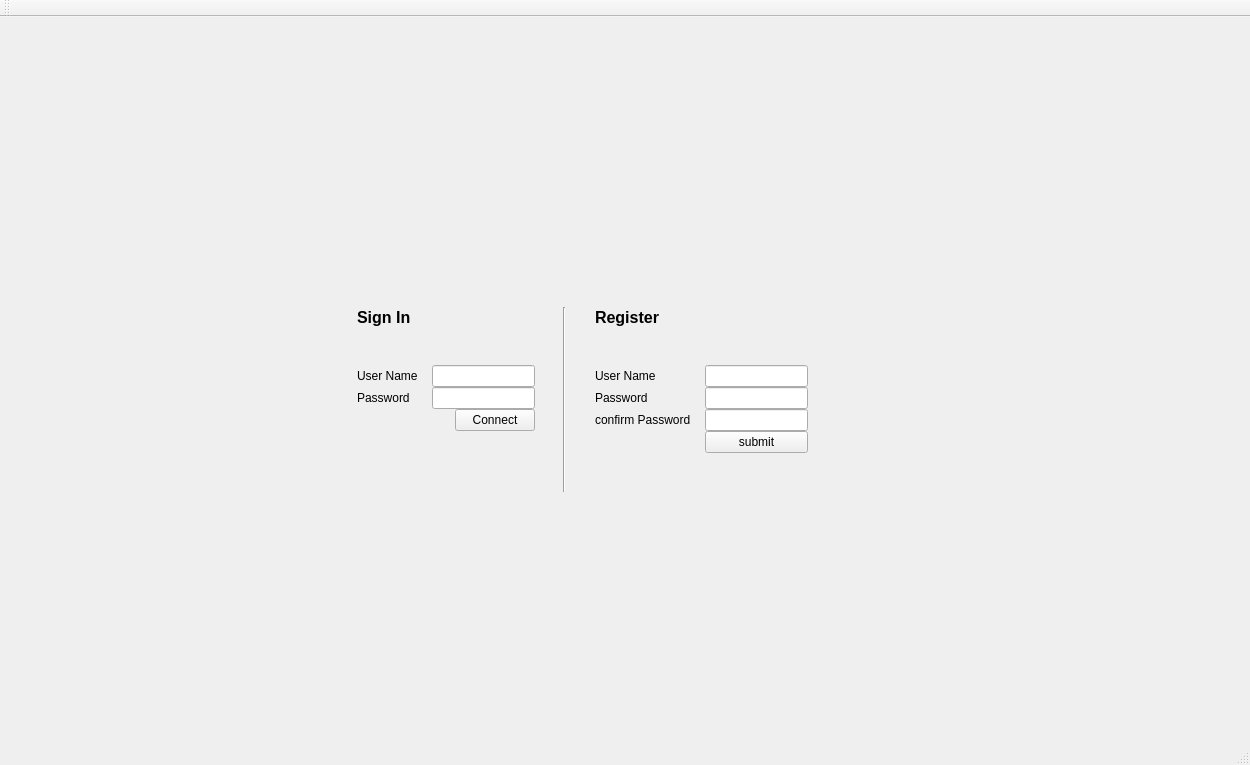
The window that mainwindow.ui (theshadowx/qtphotomanager) describes before a commit, drawn with Qt 5.
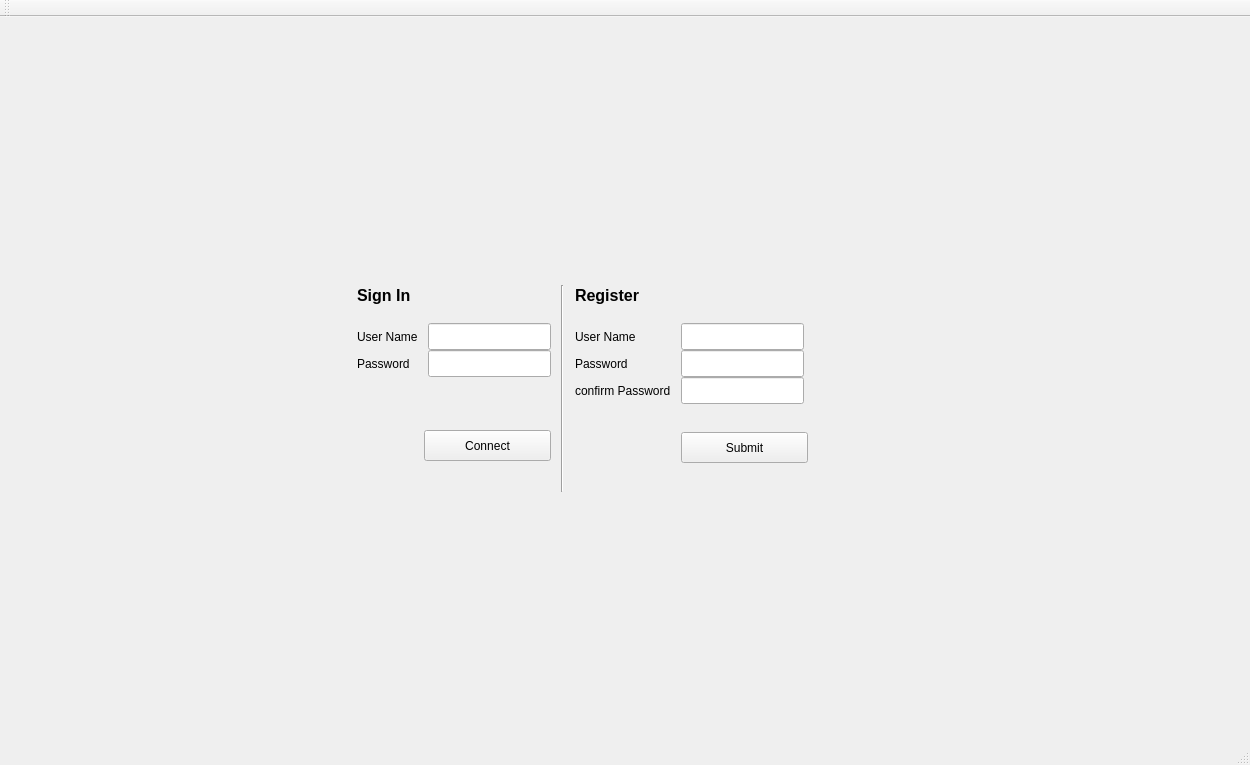
The same window after the commit.

The edit to the form file:
```diff
--- a/mainwindow.ui
+++ b/mainwindow.ui
@@ -13,6 +13,9 @@
   <property name="windowTitle">
    <string>MainWindow</string>
   </property>
+  <property name="styleSheet">
+   <string notr="true"/>
+  </property>
   <widget class="QWidget" name="centralWidget">
    <widget class="QWidget" name="connectionWidget" native="true">
     <property name="enabled">
@@ -152,6 +155,24 @@
            </property>
            <item row="0" column="2">
             <widget class="QLineEdit" name="userNameEdit">
+             <property name="sizePolicy">
+              <sizepolicy hsizetype="Fixed" vsizetype="Fixed">
+               <horstretch>0</horstretch>
+               <verstretch>0</verstretch>
+              </sizepolicy>
+             </property>
+             <property name="minimumSize">
+              <size>
+               <width>123</width>
+               <height>27</height>
+              </size>
+             </property>
+             <property name="maximumSize">
+              <size>
+               <width>123</width>
+               <height>27</height>
+              </size>
+             </property>
              <property name="alignment">
               <set>Qt::AlignJustify|Qt::AlignVCenter</set>
              </property>
@@ -159,6 +180,24 @@
            </item>
            <item row="1" column="2">
             <widget class="QLineEdit" name="passwordEdit">
+             <property name="sizePolicy">
+              <sizepolicy hsizetype="Fixed" vsizetype="Fixed">
+               <horstretch>0</horstretch>
+               <verstretch>0</verstretch>
+              </sizepolicy>
+             </property>
+             <property name="minimumSize">
+              <size>
+               <width>123</width>
+               <height>27</height>
+              </size>
+             </property>
+             <property name="maximumSize">
+              <size>
+               <width>123</width>
+               <height>27</height>
+              </size>
+             </property>
              <property name="autoFillBackground">
               <bool>false</bool>
              </property>
@@ -206,7 +245,33 @@
              </property>
              <property name="sizeHint" stdset="0">
               <size>
+               <width>15</width>
+               <height>20</height>
+              </size>
+             </property>
+            </spacer>
+           </item>
+           <item row="2" column="2">
+            <spacer name="verticalSpacer_6">
+             <property name="orientation">
+              <enum>Qt::Vertical</enum>
+             </property>
+             <property name="sizeHint" stdset="0">
+              <size>
                <width>20</width>
+               <height>62</height>
+              </size>
+             </property>
+            </spacer>
+           </item>
+           <item row="1" column="1">
+            <spacer name="horizontalSpacer_6">
+             <property name="orientation">
+              <enum>Qt::Horizontal</enum>
+             </property>
+             <property name="sizeHint" stdset="0">
+              <size>
+               <width>40</width>
                <height>20</height>
               </size>
              </property>
@@ -224,9 +289,12 @@
              <property name="orientation">
               <enum>Qt::Horizontal</enum>
              </property>
+             <property name="sizeType">
+              <enum>QSizePolicy::Expanding</enum>
+             </property>
              <property name="sizeHint" stdset="0">
               <size>
-               <width>40</width>
+               <width>70</width>
                <height>20</height>
               </size>
              </property>
@@ -234,6 +302,24 @@
            </item>
            <item>
             <widget class="QPushButton" name="connectButton">
+             <property name="sizePolicy">
+              <sizepolicy hsizetype="Fixed" vsizetype="Fixed">
+               <horstretch>0</horstretch>
+               <verstretch>0</verstretch>
+              </sizepolicy>
+             </property>
+             <property name="minimumSize">
+              <size>
+               <width>127</width>
+               <height>31</height>
+              </size>
+             </property>
+             <property name="maximumSize">
+              <size>
+               <width>127</width>
+               <height>31</height>
+              </size>
+             </property>
              <property name="text">
               <string>Connect</string>
              </property>
@@ -269,7 +355,26 @@
           </widget>
          </item>
          <item row="0" column="2">
-          <widget class="QLineEdit" name="usrCnEdit"/>
+          <widget class="QLineEdit" name="usrCnEdit">
+           <property name="sizePolicy">
+            <sizepolicy hsizetype="Fixed" vsizetype="Fixed">
+             <horstretch>0</horstretch>
+             <verstretch>0</verstretch>
+            </sizepolicy>
+           </property>
+           <property name="minimumSize">
+            <size>
+             <width>123</width>
+             <height>27</height>
+            </size>
+           </property>
+           <property name="maximumSize">
+            <size>
+             <width>123</width>
+             <height>27</height>
+            </size>
+           </property>
+          </widget>
          </item>
          <item row="1" column="0">
           <widget class="QLabel" name="pwCnCfLabel">
@@ -280,6 +385,24 @@
          </item>
          <item row="1" column="2">
           <widget class="QLineEdit" name="pwCnEdit">
+           <property name="sizePolicy">
+            <sizepolicy hsizetype="Fixed" vsizetype="Fixed">
+             <horstretch>0</horstretch>
+             <verstretch>0</verstretch>
+            </sizepolicy>
+           </property>
+           <property name="minimumSize">
+            <size>
+             <width>123</width>
+             <height>27</height>
+            </size>
+           </property>
+           <property name="maximumSize">
+            <size>
+             <width>123</width>
+             <height>27</height>
+            </size>
+           </property>
            <property name="echoMode">
             <enum>QLineEdit::Password</enum>
            </property>
@@ -294,39 +417,88 @@
          </item>
          <item row="2" column="2">
           <widget class="QLineEdit" name="pwCfCnEdit">
+           <property name="sizePolicy">
+            <sizepolicy hsizetype="Maximum" vsizetype="Fixed">
+             <horstretch>0</horstretch>
+             <verstretch>0</verstretch>
+            </sizepolicy>
+           </property>
+           <property name="minimumSize">
+            <size>
+             <width>123</width>
+             <height>27</height>
+            </size>
+           </property>
+           <property name="maximumSize">
+            <size>
+             <width>123</width>
+             <height>27</height>
+            </size>
+           </property>
            <property name="echoMode">
             <enum>QLineEdit::Password</enum>
            </property>
           </widget>
          </item>
+         <item row="6" column="2">
+          <spacer name="verticalSpacer_4">
+           <property name="orientation">
+            <enum>Qt::Vertical</enum>
+           </property>
+           <property name="sizeHint" stdset="0">
+            <size>
+             <width>20</width>
+             <height>40</height>
+            </size>
+           </property>
+          </spacer>
+         </item>
          <item row="3" column="2">
+          <spacer name="verticalSpacer_7">
+           <property name="orientation">
+            <enum>Qt::Vertical</enum>
+           </property>
+           <property name="sizeHint" stdset="0">
+            <size>
+             <width>20</width>
+             <height>40</height>
+            </size>
+           </property>
+          </spacer>
+         </item>
+         <item row="5" column="2">
           <widget class="QPushButton" name="submitBut">
+           <property name="sizePolicy">
+            <sizepolicy hsizetype="Fixed" vsizetype="Fixed">
+             <horstretch>0</horstretch>
+             <verstretch>0</verstretch>
+            </sizepolicy>
+           </property>
+           <property name="minimumSize">
+            <size>
+             <width>127</width>
+             <height>31</height>
+            </size>
+           </property>
+           <property name="maximumSize">
+            <size>
+             <width>127</width>
+             <height>31</height>
+            </size>
+           </property>
            <property name="text">
-            <string>submit</string>
+            <string>Submit</string>
            </property>
           </widget>
          </item>
-         <item row="4" column="2">
-          <spacer name="verticalSpacer_4">
-           <property name="orientation">
-            <enum>Qt::Vertical</enum>
-           </property>
-           <property name="sizeHint" stdset="0">
-            <size>
-             <width>20</width>
-             <height>40</height>
-            </size>
-           </property>
-          </spacer>
-         </item>
-         <item row="2" column="1">
+         <item row="1" column="1">
           <spacer name="horizontalSpacer_4">
            <property name="orientation">
             <enum>Qt::Horizontal</enum>
            </property>
            <property name="sizeHint" stdset="0">
             <size>
-             <width>20</width>
+             <width>40</width>
              <height>20</height>
             </size>
            </property>
```
